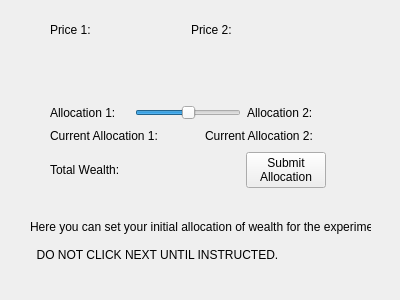
Qt form MarketSimulation/initialallocationscreen.ui (dwattttt/marketsim) before a commit.
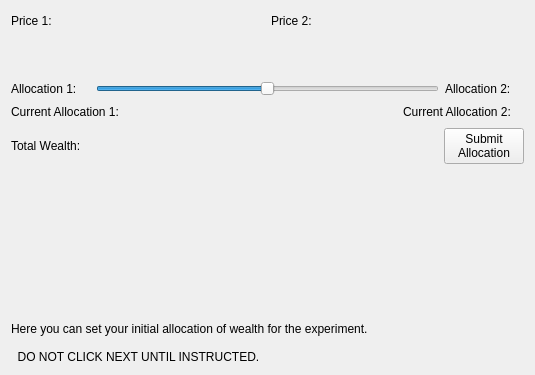
The same form after that commit.

Commit message: Updated the layouts on the ui screens. Should be a bit nicer.

Diff of the .ui file:
```diff
--- a/MarketSimulation/initialallocationscreen.ui
+++ b/MarketSimulation/initialallocationscreen.ui
@@ -6,37 +6,17 @@
    <rect>
     <x>0</x>
     <y>0</y>
-    <width>400</width>
-    <height>300</height>
+    <width>535</width>
+    <height>375</height>
    </rect>
   </property>
   <property name="windowTitle">
    <string>Form</string>
   </property>
-  <widget class="QLabel" name="label">
-   <property name="geometry">
-    <rect>
-     <x>30</x>
-     <y>210</y>
-     <width>341</width>
-     <height>61</height>
-    </rect>
-   </property>
-   <property name="text">
-    <string>Here you can set your initial allocation of wealth for the experiment.
-
-  DO NOT CLICK NEXT UNTIL INSTRUCTED.</string>
-   </property>
-  </widget>
-  <widget class="QWidget" name="layoutWidget">
-   <property name="geometry">
-    <rect>
-     <x>50</x>
-     <y>20</y>
-     <width>276</width>
-     <height>168</height>
-    </rect>
-   </property>
+  <layout class="QHBoxLayout" name="horizontalLayout_7">
+   <item>
+    <layout class="QVBoxLayout" name="verticalLayout_2">
+     <item>
    <layout class="QVBoxLayout" name="verticalLayout">
     <item>
      <layout class="QHBoxLayout" name="horizontalLayout_3">
@@ -250,7 +230,32 @@
      </layout>
     </item>
    </layout>
-  </widget>
+     </item>
+     <item>
+      <spacer name="verticalSpacer_2">
+       <property name="orientation">
+        <enum>Qt::Vertical</enum>
+       </property>
+       <property name="sizeHint" stdset="0">
+        <size>
+         <width>20</width>
+         <height>40</height>
+        </size>
+       </property>
+      </spacer>
+     </item>
+     <item>
+      <widget class="QLabel" name="label">
+       <property name="text">
+        <string>Here you can set your initial allocation of wealth for the experiment.
+
+  DO NOT CLICK NEXT UNTIL INSTRUCTED.</string>
+       </property>
+      </widget>
+     </item>
+    </layout>
+   </item>
+  </layout>
  </widget>
  <resources/>
  <connections/>
```
Lines whose indentation alone changed are shown as unchanged. The commit also changes 14 other files.
